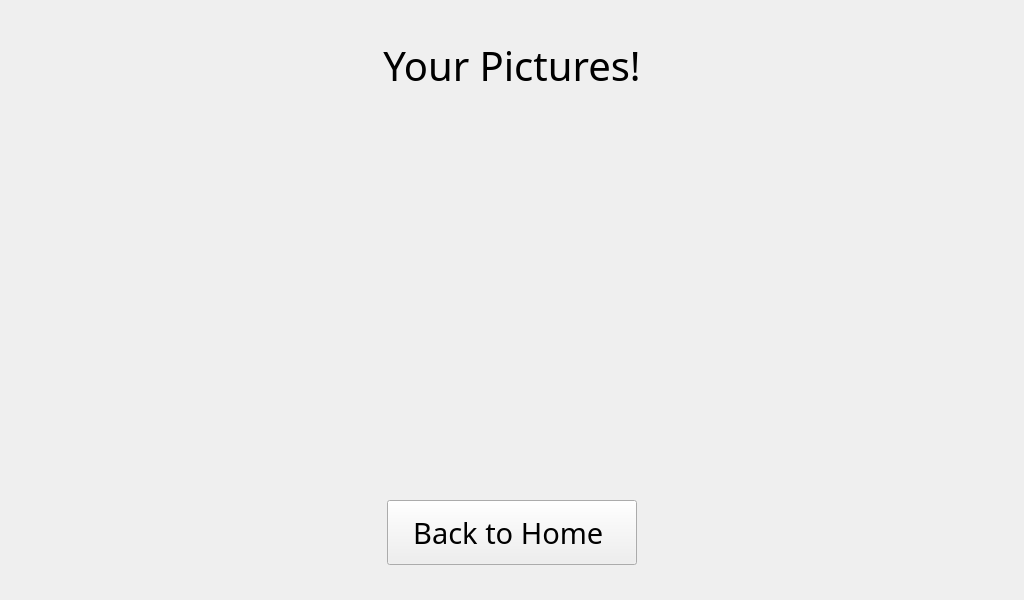
hayrayl/photobooth, file qt_designer_files/display_photo_screen.ui: the form before one commit.
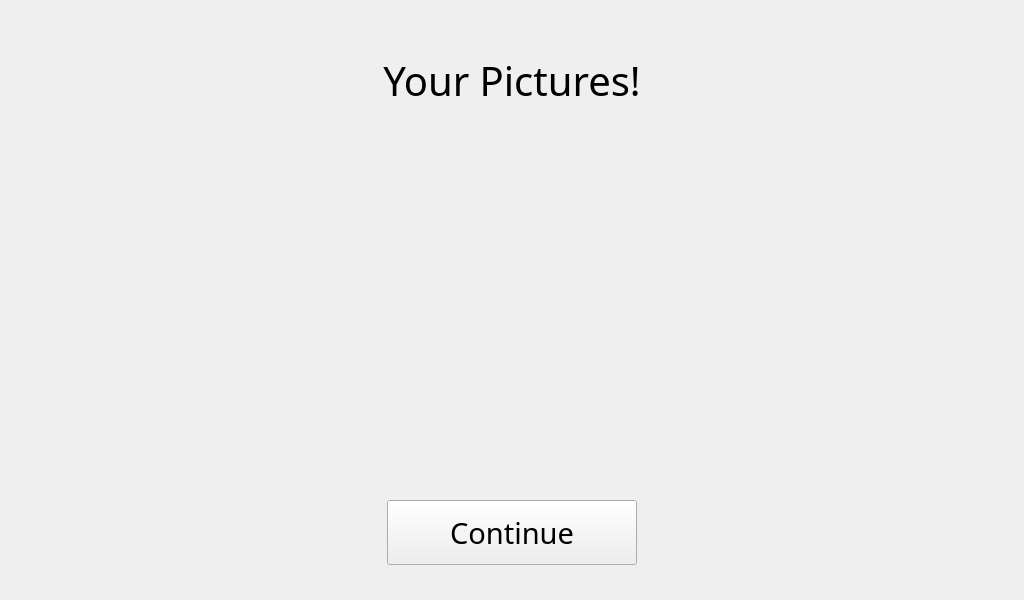
The form after the commit.

Diff of the .ui file:
```diff
--- a/qt_designer_files/display_photo_screen.ui
+++ b/qt_designer_files/display_photo_screen.ui
@@ -95,7 +95,7 @@
     </font>
    </property>
    <property name="text">
-    <string>Back to Home </string>
+    <string>Continue</string>
    </property>
   </widget>
   <widget class="QLabel" name="label_main_text">
@@ -104,7 +104,7 @@
      <x>0</x>
      <y>30</y>
      <width>1024</width>
-     <height>71</height>
+     <height>101</height>
     </rect>
    </property>
    <property name="font">
```
Left out of the diff: 4 changed lines with no effect on the pictures.
